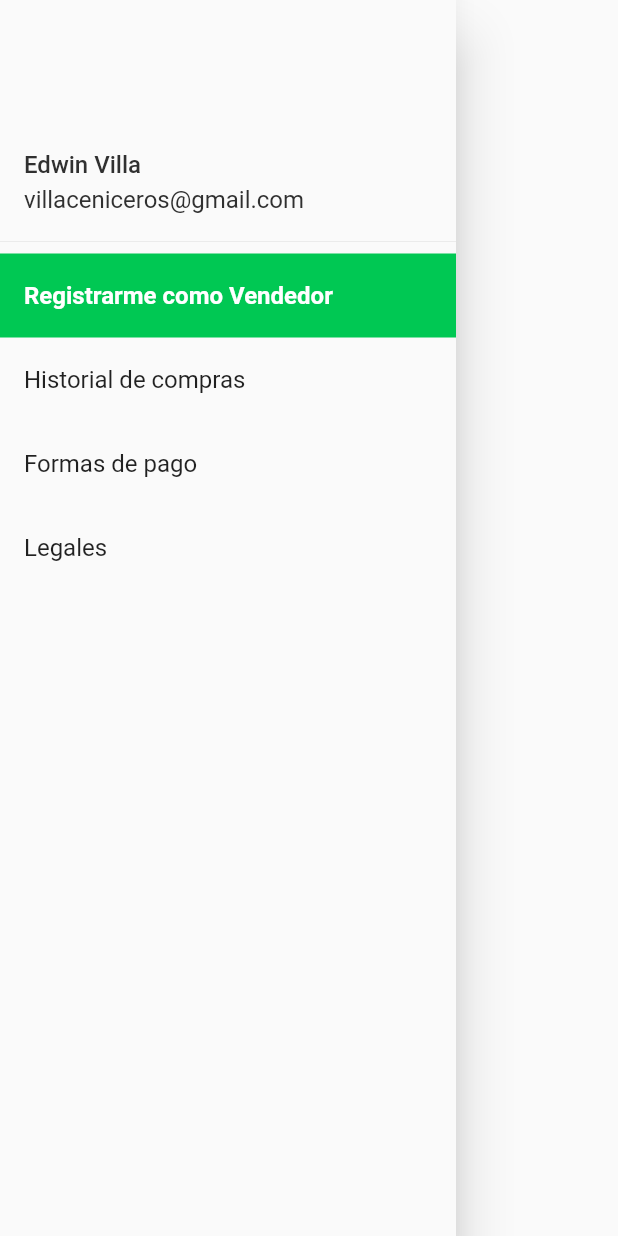
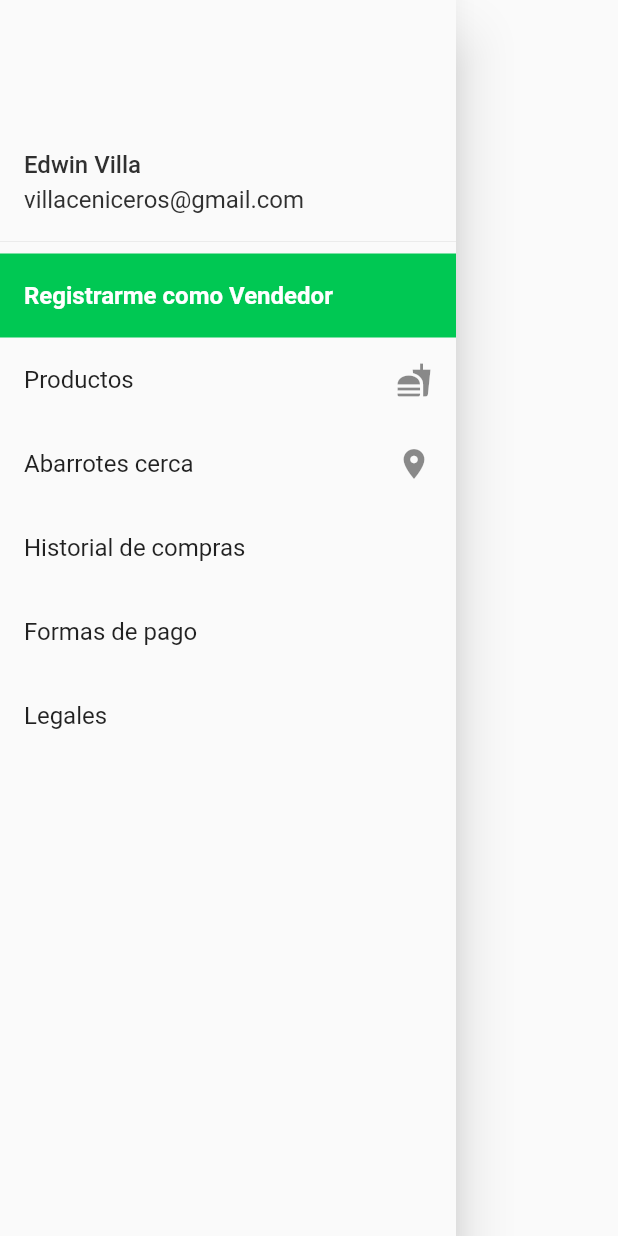
Before and after one commit to edwvilla/abarrotify, a Flutter app: the CustomDrawer widget shown alone on an empty page, opened directly, on a phone screen of 412 x 824 dp. Run offline on Flutter 3.47's test engine with Material 2 defaults, Android fonts, the phone set to English and light mode, and no system bars; network calls fail.

```diff
--- a/app/lib/main.dart
+++ b/app/lib/main.dart
@@ -1,3 +1,4 @@
+import 'package:abarrotify/src/pages/map_page.dart';
 import 'package:abarrotify/src/pages/seller/become_seller.dart';
 import 'package:flutter/material.dart';
 import 'src/const.dart';
@@ -14,9 +15,10 @@ class MyApp extends StatelessWidget {
       debugShowCheckedModeBanner: false,
       theme: kThemeData,
       title: 'Material App',
-      initialRoute: ListPage.id,
+      initialRoute: MapPage.id,
       routes: <String, Widget Function(BuildContext)>{
         ListPage.id: (BuildContext context) => ListPage(),
+        MapPage.id: (BuildContext context) => MapPage(),
         LoginPage.id: (BuildContext context) => LoginPage(),
         RegisterPage.id: (BuildContext context) => RegisterPage(),
         BecomeSeller.id: (BuildContext context) => BecomeSeller(),
--- a/app/lib/src/widgets/drawer.dart
+++ b/app/lib/src/widgets/drawer.dart
@@ -1,3 +1,5 @@
+import 'package:abarrotify/src/pages/list_page.dart';
+import 'package:abarrotify/src/pages/map_page.dart';
 import 'package:abarrotify/src/pages/seller/become_seller.dart';
 import 'package:flutter/material.dart';
 
@@ -37,6 +39,20 @@ class CustomDrawer extends StatelessWidget {
             ),
           ),
           ListTile(
+            title: const Text('Productos'),
+            trailing: const Icon(Icons.fastfood),
+            onTap: () {
+              Navigator.pushNamed(context, ListPage.id);
+            },
+          ),
+          ListTile(
+            title: const Text('Abarrotes cerca'),
+            trailing: const Icon(Icons.room),
+            onTap: () {
+              Navigator.pushNamed(context, MapPage.id);
+            },
+          ),
+          ListTile(
             title: const Text('Historial de compras'),
             onTap: () {},
           ),
```
Also changed, not shown: app/lib/src/pages/list_page.dart (+6 -9 lines), app/lib/src/pages/map_page.dart (added, +20 -0 lines), app/lib/src/widgets/appbar.dart (added, +25 -0 lines).
